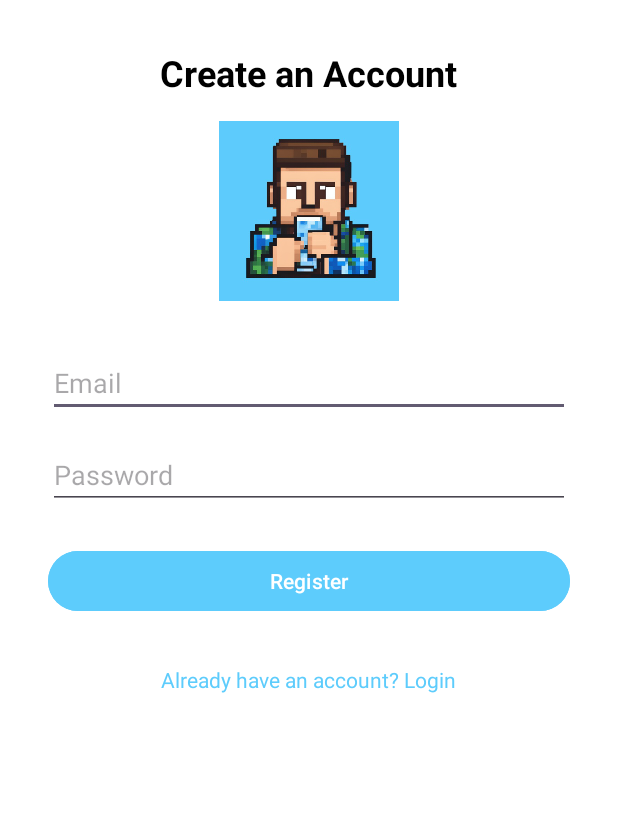
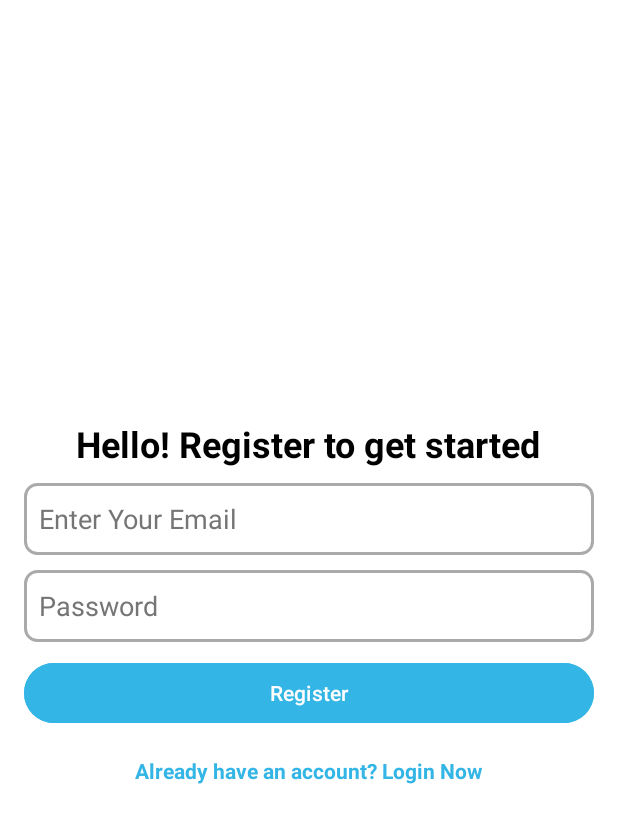
Before and after one commit to Thexazus/UTS_MAP, an Android app built with Jetpack Compose: the RegisterActivity screen opened directly, with no data from a screen before it, on a phone screen of 412 x 824 dp. Shown: the top 823 px of the screen. Run offline under Robolectric (Android 15) with nearby library versions, the phone set to English and light mode, and no system bars; our stand-ins replace Firebase (no records; nobody signed in at launch, a user with empty details on screens opened directly).

Commit message:
benerin desain

```diff
--- a/app/src/main/res/layout/activity_register.xml
+++ b/app/src/main/res/layout/activity_register.xml
@@ -1,60 +1,76 @@
+<?xml version="1.0" encoding="utf-8"?>
 <LinearLayout
     xmlns:android="http://schemas.android.com/apk/res/android"
+    xmlns:tools="http://schemas.android.com/tools"
     android:layout_width="match_parent"
     android:layout_height="match_parent"
     android:orientation="vertical"
-    android:padding="32dp"
-    android:background="@color/white">
+    android:padding="16dp"
+    android:gravity="center"
+    android:background="@color/white"
+    tools:ignore="ExtraText">
 
+    <!-- Title -->
     <TextView
+        android:id="@+id/tvRegisterTitle"
         android:layout_width="wrap_content"
         android:layout_height="wrap_content"
-        android:text="Create an Account"
+        android:text="@string/register_title"
         android:textSize="24sp"
         android:textStyle="bold"
         android:textColor="@color/black"
         android:layout_gravity="center"
-        android:layout_marginBottom="16dp" />
+        android:layout_marginBottom="10dp" />
 
-    <ImageView
-        android:layout_width="120dp"
-        android:layout_height="120dp"
-        android:src="@drawable/desain_tanpa_judul_removebg_preview"
-        android:contentDescription="UMN Logo"
-        android:layout_gravity="center"
-        android:layout_marginBottom="32dp" />
-
+    <!-- Email Field -->
     <EditText
         android:id="@+id/emailEditText"
     android:layout_width="match_parent"
     android:layout_height="wrap_content"
-        android:hint="Email"
-        android:layout_marginBottom="16dp" />
+    android:hint="@string/register_hint_email"
+    android:inputType="textEmailAddress"
+    android:minHeight="48dp"
+    android:textColorHint="#757575"
+    android:background="@drawable/edittext_border"
+    android:padding="10dp"
+    android:layout_marginBottom="10dp" />
 
+    <!-- Password Field -->
     <EditText
         android:id="@+id/passwordEditText"
     android:layout_width="match_parent"
     android:layout_height="wrap_content"
-        android:hint="Password"
+    android:hint="@string/register_hint_password"
     android:inputType="textPassword"
-        android:layout_marginBottom="24dp" />
+    android:minHeight="48dp"
+    android:textColorHint="#757575"
+    android:background="@drawable/edittext_border"
+    android:padding="10dp"
+    android:layout_marginBottom="10dp" />
 
+    <!-- Register Button -->
     <Button
         android:id="@+id/registerButton"
     android:layout_width="match_parent"
     android:layout_height="wrap_content"
-        android:text="Register"
-        android:backgroundTint="@color/blue"
-        android:textColor="@android:color/white"
-        android:layout_marginBottom="16dp" />
+    android:backgroundTint="@color/holo_blue_light"
+    android:text="@string/register_button_text"
+    android:textColor="#FFFFFF"
+    android:layout_marginBottom="10dp" />
 
+    <!-- Already have an account? -->
     <TextView
         android:id="@+id/loginTextView"
     android:layout_width="wrap_content"
     android:layout_height="wrap_content"
-        android:text="Already have an account? Login"
-        android:textSize="14sp"
-        android:textColor="@color/blue"
     android:layout_gravity="center"
-        android:layout_marginTop="16dp" />
+    android:clickable="true"
+    android:focusable="true"
+    android:minHeight="48dp"
+    android:padding="8dp"
+    android:text="@string/already_have_an_account_login_now"
+    android:textColor="@android:color/holo_blue_light"
+    android:textStyle="bold" />
+
+
 </LinearLayout>
```
Also changed, not shown: app/src/main/res/layout/activity_login.xml (+37 -23 lines). Lines whose indentation alone changed are shown as unchanged.
